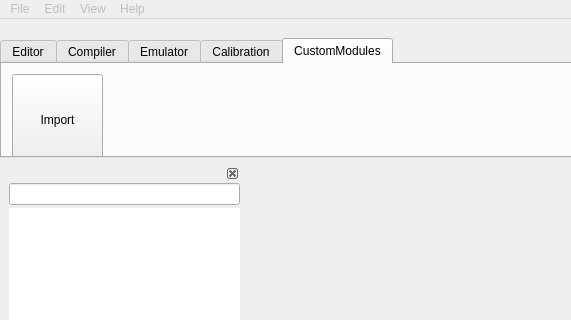
Old version of the form dialogs/mainwindow.ui in the repository L-Net-1992/ADAS_AD_Developer; both pictures show x 0 to 571 and y 0 to 320 of the 1280 by 800 pixel window.
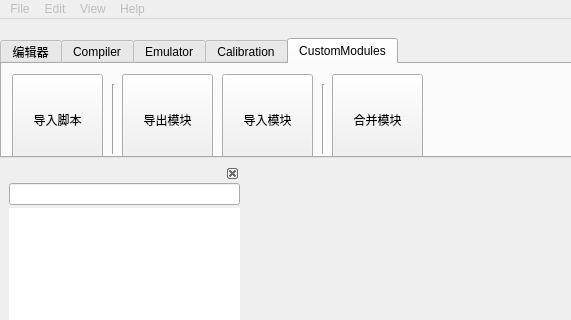
New version of the form. The open tabs and pages were chosen to show the change. Icons and pictures are not drawn. Custom widgets are drawn as their Qt base class.

Commit message: 修改主界面

What changed in the file:
```diff
--- a/dialogs/mainwindow.ui
+++ b/dialogs/mainwindow.ui
@@ -610,7 +610,7 @@
          <string/>
         </property>
         <attribute name="title">
-         <string>Editor</string>
+         <string>编辑器</string>
         </attribute>
         <widget class="QPushButton" name="pb_open">
          <property name="geometry">
@@ -1181,7 +1181,132 @@
           <enum>Qt::NoFocus</enum>
          </property>
          <property name="text">
-          <string>Import</string>
+          <string>导入脚本</string>
+         </property>
+         <property name="icon">
+          <iconset resource="../image.qrc">
+           <normaloff>:/res/Import_24.png</normaloff>:/res/Import_24.png</iconset>
+         </property>
+         <property name="iconSize">
+          <size>
+           <width>24</width>
+           <height>24</height>
+          </size>
+         </property>
+         <property name="toolButtonStyle">
+          <enum>Qt::ToolButtonTextUnderIcon</enum>
+         </property>
+        </widget>
+        <widget class="QToolButton" name="pb_import_module">
+         <property name="geometry">
+          <rect>
+           <x>220</x>
+           <y>10</y>
+           <width>91</width>
+           <height>91</height>
+          </rect>
+         </property>
+         <property name="focusPolicy">
+          <enum>Qt::NoFocus</enum>
+         </property>
+         <property name="text">
+          <string>导入模块</string>
+         </property>
+         <property name="icon">
+          <iconset resource="../image.qrc">
+           <normaloff>:/res/Import_24.png</normaloff>:/res/Import_24.png</iconset>
+         </property>
+         <property name="iconSize">
+          <size>
+           <width>24</width>
+           <height>24</height>
+          </size>
+         </property>
+         <property name="toolButtonStyle">
+          <enum>Qt::ToolButtonTextUnderIcon</enum>
+         </property>
+        </widget>
+        <widget class="QToolButton" name="pb_export_module">
+         <property name="geometry">
+          <rect>
+           <x>120</x>
+           <y>10</y>
+           <width>91</width>
+           <height>91</height>
+          </rect>
+         </property>
+         <property name="focusPolicy">
+          <enum>Qt::NoFocus</enum>
+         </property>
+         <property name="text">
+          <string>导出模块</string>
+         </property>
+         <property name="icon">
+          <iconset resource="../image.qrc">
+           <normaloff>:/res/Import_24.png</normaloff>:/res/Import_24.png</iconset>
+         </property>
+         <property name="iconSize">
+          <size>
+           <width>24</width>
+           <height>24</height>
+          </size>
+         </property>
+         <property name="toolButtonStyle">
+          <enum>Qt::ToolButtonTextUnderIcon</enum>
+         </property>
+        </widget>
+        <widget class="Line" name="line_4">
+         <property name="enabled">
+          <bool>true</bool>
+         </property>
+         <property name="geometry">
+          <rect>
+           <x>110</x>
+           <y>20</y>
+           <width>3</width>
+           <height>70</height>
+          </rect>
+         </property>
+         <property name="font">
+          <font/>
+         </property>
+         <property name="orientation">
+          <enum>Qt::Vertical</enum>
+         </property>
+        </widget>
+        <widget class="Line" name="line_5">
+         <property name="enabled">
+          <bool>true</bool>
+         </property>
+         <property name="geometry">
+          <rect>
+           <x>320</x>
+           <y>20</y>
+           <width>3</width>
+           <height>70</height>
+          </rect>
+         </property>
+         <property name="font">
+          <font/>
+         </property>
+         <property name="orientation">
+          <enum>Qt::Vertical</enum>
+         </property>
+        </widget>
+        <widget class="QToolButton" name="pb_merge_module">
+         <property name="geometry">
+          <rect>
+           <x>330</x>
+           <y>10</y>
+           <width>91</width>
+           <height>91</height>
+          </rect>
+         </property>
+         <property name="focusPolicy">
+          <enum>Qt::NoFocus</enum>
+         </property>
+         <property name="text">
+          <string>合并模块</string>
          </property>
          <property name="icon">
           <iconset resource="../image.qrc">
```
Left out of the diff: 2 changed lines with no effect on the pictures.
